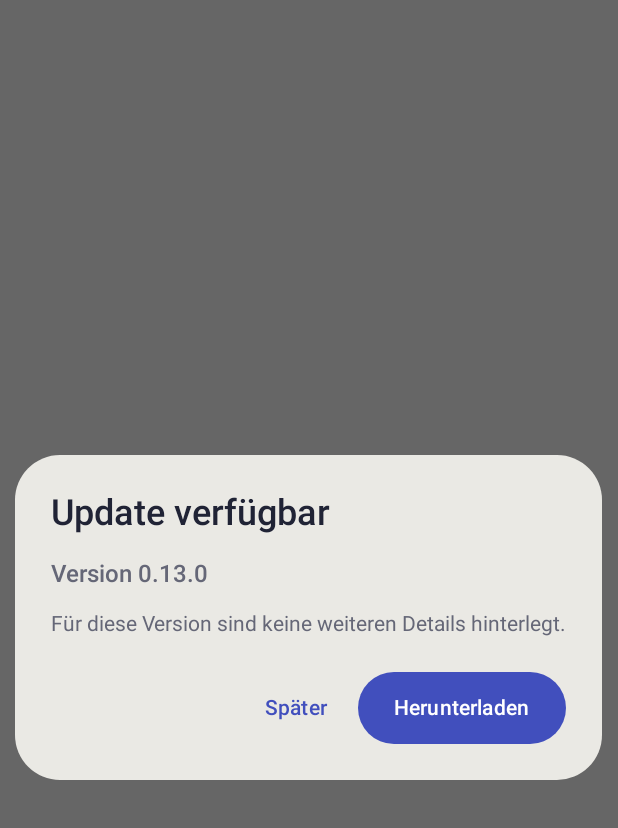
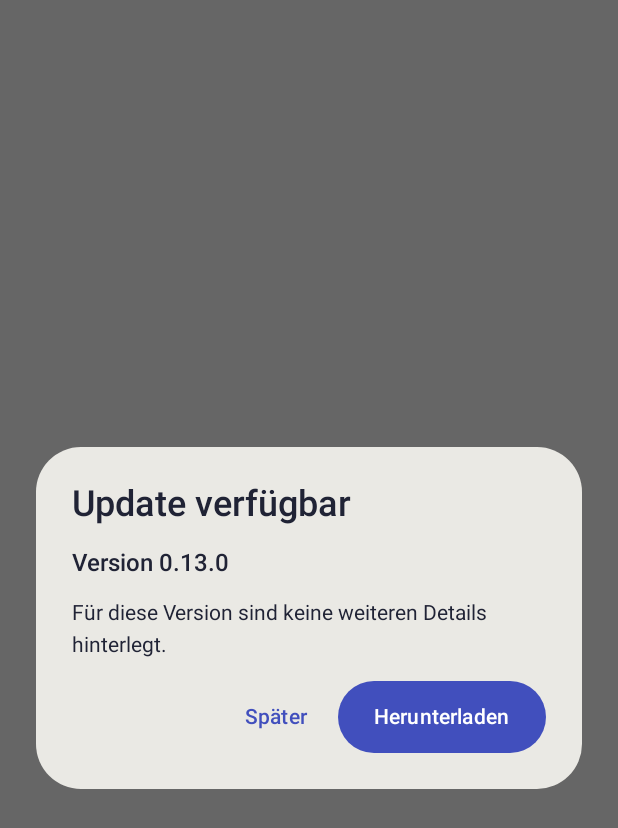
Before and after one commit to KingMezzo/vocabScan, an Android app built with Jetpack Compose: the @Preview function UpdateEmptyPreview, on a phone screen of 412 x 824 dp. Shown: the top 828 px of the screen. Run offline under Robolectric (Android 15) with nearby library versions, the phone set to English and light mode, and no system bars; libraries missing offline, so code that uses them is left out: org.commonmark.ext, org.commonmark.node, org.commonmark.parser.

Commit message:
Render update release notes as Markdown in bounded dialogs

```diff
--- a/app/src/main/java/de/vocabscan/ui/components/ReleaseNotesDialog.kt
+++ b/app/src/main/java/de/vocabscan/ui/components/ReleaseNotesDialog.kt
@@ -5,9 +5,10 @@ import androidx.compose.foundation.layout.Column
 import androidx.compose.ui.Modifier
 import androidx.compose.foundation.layout.heightIn
 import androidx.compose.foundation.layout.fillMaxWidth
+import androidx.compose.foundation.layout.padding
+import androidx.compose.foundation.layout.widthIn
 import androidx.compose.foundation.rememberScrollState
 import androidx.compose.foundation.verticalScroll
-import androidx.compose.material3.AlertDialog
 import androidx.compose.material3.Button
 import androidx.compose.material3.MaterialTheme
 import androidx.compose.material3.Text
@@ -31,36 +32,37 @@ fun ReleaseNotesDialog(
     actionEnabled: Boolean = true,
     statusContent: (@Composable () -> Unit)? = null,
 ) {
-    AlertDialog(
-        onDismissRequest = onDismiss,
-        title = { Text(title) },
-        text = {
-            Column(
-                verticalArrangement = Arrangement.spacedBy(16.dp)) {
+    val maxHeight = (androidx.compose.ui.platform.LocalConfiguration.current.screenHeightDp * 0.85f).dp
+    val markdown = androidx.compose.runtime.remember(notes.changelog) { releaseNotesMarkdown(notes.changelog) }
+    androidx.compose.ui.window.Dialog(onDismissRequest = onDismiss,
+        properties = androidx.compose.ui.window.DialogProperties(usePlatformDefaultWidth = false)) {
+        androidx.compose.material3.Surface(
+            modifier = Modifier.padding(horizontal = 24.dp).widthIn(max = 560.dp).fillMaxWidth().heightIn(max = maxHeight),
+            shape = MaterialTheme.shapes.extraLarge,
+            color = MaterialTheme.colorScheme.surfaceContainerHigh,
+        ) {
+            Column(Modifier.padding(24.dp), verticalArrangement = Arrangement.spacedBy(16.dp)) {
+                Text(title, style = MaterialTheme.typography.headlineSmall)
+                statusContent?.invoke()
                 Column(Modifier.weight(1f, fill = false).verticalScroll(rememberScrollState()),
                     verticalArrangement = Arrangement.spacedBy(16.dp)) {
                     Text("Version ${notes.versionName}", style = MaterialTheme.typography.titleMedium)
-                    if (notes.changelog.isEmpty()) {
+                    if (markdown.isBlank()) {
                         Text("Für diese Version sind keine weiteren Details hinterlegt.",
                             style = MaterialTheme.typography.bodyMedium)
-                    } else {
-                        Column(verticalArrangement = Arrangement.spacedBy(8.dp)) {
-                            notes.changelog.forEach { entry ->
-                                Text("• $entry", style = MaterialTheme.typography.bodyMedium)
-                            }
-                        }
+                    } else MarkdownContent(markdown)
+                }
+                androidx.compose.foundation.layout.FlowRow(Modifier.fillMaxWidth(),
+                    horizontalArrangement = Arrangement.spacedBy(8.dp, androidx.compose.ui.Alignment.End),
+                    verticalArrangement = Arrangement.spacedBy(8.dp)) {
+                    dismissLabel?.let { label ->
+                        TextButton(onClick = onDismiss, modifier = Modifier.heightIn(min = 48.dp)) { Text(label) }
                     }
+                    Button(onClick = onAction, enabled = actionEnabled, modifier = Modifier.heightIn(min = 48.dp)) { Text(actionLabel) }
                 }
-                statusContent?.invoke()
             }
-        },
-        confirmButton = {
-            Button(onClick = onAction, enabled = actionEnabled, modifier = Modifier.heightIn(min = 48.dp)) { Text(actionLabel) }
-        },
-        dismissButton = dismissLabel?.let { label -> {
-            TextButton(onClick = onDismiss, modifier = Modifier.heightIn(min = 48.dp)) { Text(label) }
-        } },
-    )
+        }
+    }
 }
 
 @Composable
@@ -162,3 +164,15 @@ private val previewNotes = ReleaseNotes(15, "0.13.0", listOf(
 @Composable private fun WhatsNewEmptyPreview() = VocabTheme(ThemeMode.LIGHT) {
     ReleaseNotesDialog("Was ist neu", previewNotes.copy(changelog = emptyList()), "Alles klar", {}, {})
 }
+
+@Preview(name = "Markdown · Lange Notizen", showBackground = true, widthDp = 360, heightDp = 640)
+@Composable private fun MarkdownNotesPreview() = VocabTheme(ThemeMode.LIGHT) {
+    ReleaseNotesDialog("Was ist neu", previewNotes.copy(changelog = listOf(
+        "## Verbesserungen\n\n- **Ordner** getrennt verwalten\n- *Schneller* lernen\n\n### Details\n\n" +
+            List(12) { "- Weitere Verbesserung ${it + 1}" }.joinToString("\n"))), "Alles klar", {}, {})
+}
+@Preview(name = "Markdown · Große Schrift", showBackground = true, widthDp = 320, heightDp = 480, fontScale = 2f)
+@Composable private fun MarkdownLargeFontPreview() = VocabTheme(ThemeMode.DARK) {
+    UpdateDialog(previewNotes.copy(changelog = listOf("## Neu\n\n**Besser lernen**\n\n" +
+        List(20) { "- Änderung ${it + 1}" }.joinToString("\n"))), false, 0f, false, null, {}, {}, {})
+}
--- a/app/src/main/java/de/vocabscan/update/AndroidUpdates.kt
+++ b/app/src/main/java/de/vocabscan/update/AndroidUpdates.kt
@@ -100,8 +100,7 @@ class AndroidUpdates(context: Context) {
             val digest = apk.optString("digest").takeIf { it.isNotBlank() && it != "null" }
             require(digest == null || Regex("sha256:[a-fA-F0-9]{64}").matches(digest))
             val changelog = json.optString("body", "").takeUnless { it == "null" }.orEmpty()
-                .lineSequence().map { it.trim().removePrefix("- ").removePrefix("* ") }
-                .filter { it.isNotBlank() }.toList()
+                .takeIf { it.isNotBlank() }?.let { listOf(it) }.orEmpty()
             // GitHub has no Android versionCode; the downloaded APK is checked before installation.
             val notes = ReleaseNotes(0, tag.removePrefix("v").removePrefix("V"), changelog)
             return AvailableUpdate(notes, url, size, digest?.substringAfter(':')?.lowercase())
```
Also changed, not shown: app/build.gradle.kts (+5 -2 lines), app/src/main/java/de/vocabscan/ui/components/MarkdownContent.kt (added, +138 -0 lines), 3 other files.
